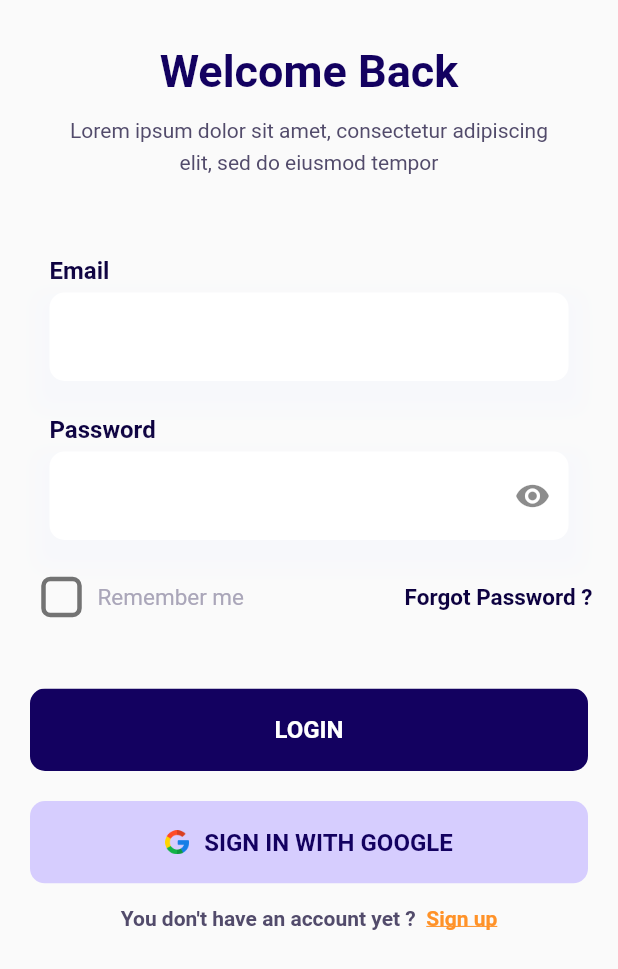
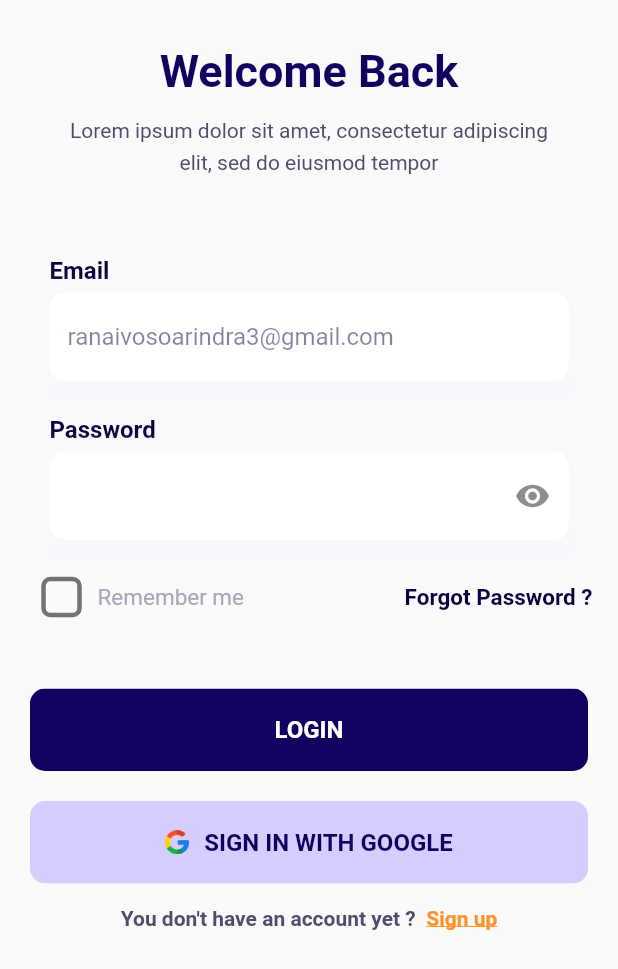
Before and after one commit to ranaivosoa-rindra/job_finder, a Flutter app: the SignInScreen screen opened by its route, on a phone screen of 412 x 824 dp. Shown: the top 969 px of the screen. Run offline on Flutter 3.47's test engine with Material 2 defaults, Android fonts, the phone set to English and light mode, and no system bars; our stand-ins replace animated_splash_screen.

Commit message:
sign in ui done

```diff
--- a/lib/features/auth/screens/sign_in_screen.dart
+++ b/lib/features/auth/screens/sign_in_screen.dart
@@ -1,4 +1,4 @@
-// ignore_for_file: prefer_const_constructors, prefer_const_literals_to_create_immutables
+// ignore_for_file: prefer_const_constructors, prefer_const_literals_to_create_immutables, avoid_unnecessary_containers
 
 import 'package:flutter/material.dart';
 import 'package:job_finder/constants/global_button.dart';
@@ -26,7 +26,7 @@ class _SignInScreenState extends State<SignInScreen> {
             reverse: true,
             child: Padding(
               padding: EdgeInsets.symmetric(horizontal: 17, vertical: 30),
-              child: Flexible(
+              child: Container(
                 child: Column(
                   mainAxisAlignment: MainAxisAlignment.spaceEvenly,
                   children: [
@@ -82,7 +82,10 @@ class _SignInScreenState extends State<SignInScreen> {
                             ),
                           ),
                           subtitle: Form(
-                            child: CustomFormField(withSuffixIcon: false,),
+                            child: CustomFormField(
+                              withSuffixIcon: false,
+                              hintText: "ranaivosoarindra3@gmail.com",
+                            ),
                           ),
                         ),
                         SizedBox(height: 15),
@@ -101,7 +104,7 @@ class _SignInScreenState extends State<SignInScreen> {
                             child: CustomFormField(
                               withSuffixIcon: true,
                               suffixIconHiden: Icon(Icons.visibility_off),
-                              suffixIconShown: Icon(Icons.visibility)
+                              suffixIconShown: Icon(Icons.visibility),
                             ),
                           ),
                         ),
--- a/lib/features/auth/widgets/custom_form_field.dart
+++ b/lib/features/auth/widgets/custom_form_field.dart
@@ -6,12 +6,14 @@ class CustomFormField extends StatefulWidget {
   final bool withSuffixIcon;
   final Icon? suffixIconShown;
   final Icon? suffixIconHiden;
-  const CustomFormField(
-      {Key? key,
+  final String? hintText;
+  const CustomFormField({
+    Key? key,
     required this.withSuffixIcon,
     this.suffixIconShown,
-      this.suffixIconHiden,})
-      : super(key: key);
+    this.suffixIconHiden,
+    this.hintText,
+  }) : super(key: key);
 
   @override
   State<CustomFormField> createState() => _CustomFormFieldState();
@@ -20,11 +22,12 @@ class CustomFormField extends StatefulWidget {
 class _CustomFormFieldState extends State<CustomFormField> {
   bool _isObscureText = true;
 
-  void toogle(){
+  void toogle() {
     setState(() {
       _isObscureText = !_isObscureText;
     });
   }
+
   @override
   Widget build(BuildContext context) {
     return Container(
@@ -40,6 +43,10 @@ class _CustomFormFieldState extends State<CustomFormField> {
       ),
       child: TextFormField(
         decoration: InputDecoration(
+          hintText: widget.hintText,
+          hintStyle: TextStyle(
+            color: Color(0xFF0D0140).withOpacity(0.5),
+          ),
           border: OutlineInputBorder(
             borderRadius: BorderRadius.circular(10),
             borderSide: BorderSide.none,
@@ -52,16 +59,14 @@ class _CustomFormFieldState extends State<CustomFormField> {
                   onTap: toogle,
                   child: (_isObscureText == true)
                       ? widget.suffixIconShown
-                  : widget.suffixIconHiden
-                  ,
+                      : widget.suffixIconHiden,
                 ),
         ),
         obscureText: (widget.withSuffixIcon == false)
             ? false
             : (_isObscureText == true)
                 ? false
-          : true
-        ,
+                : true,
       ),
     );
   }
```
Lines whose indentation alone changed are shown as unchanged.
